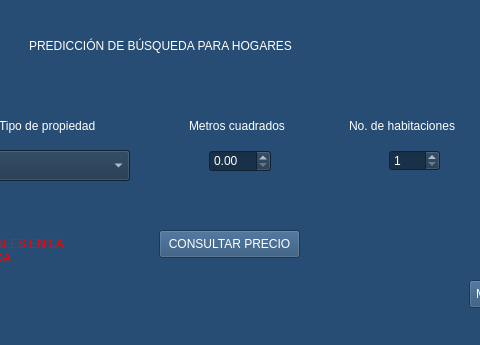
Above: View/home_view.ui from JuanChandoqui/IA-C3-A3 before the change; both pictures show x 271 to 751 and y 0 to 345 of the 916 by 345 pixel window. Below: the same form after it.
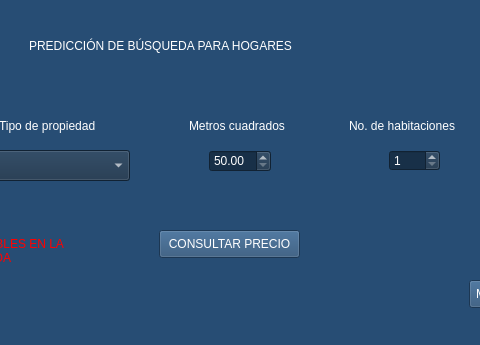
That is the form after the change.

Commit message: squaredMeter min added

Patch:
```diff
--- a/View/home_view.ui
+++ b/View/home_view.ui
@@ -130,6 +130,9 @@
      <string notr="true">color: rgb(255, 255, 255);
 background-color: rgb(24, 48, 72);</string>
     </property>
+    <property name="minimum">
+     <double>50.000000000000000</double>
+    </property>
     <property name="maximum">
      <double>1000.000000000000000</double>
     </property>
@@ -137,7 +140,7 @@
      <double>10.000000000000000</double>
     </property>
     <property name="value">
-     <double>0.000000000000000</double>
+     <double>50.000000000000000</double>
     </property>
    </widget>
    <widget class="QPushButton" name="pushButton_consultarPrecio">
```
The commit also changes 2 other files.
